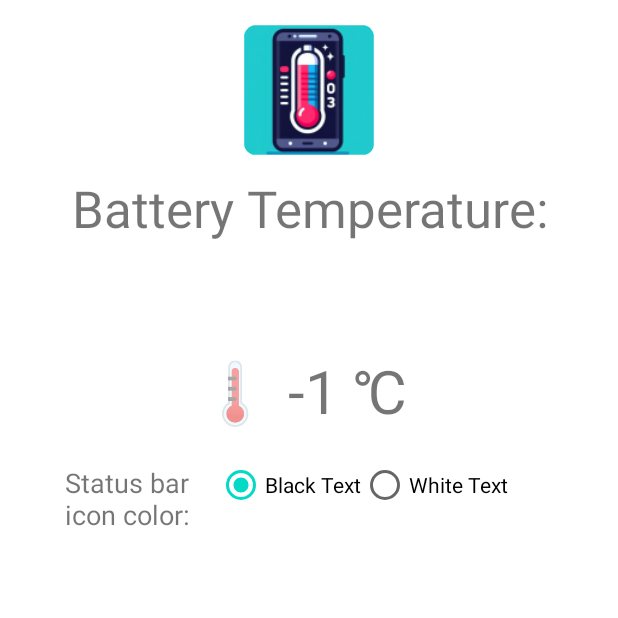
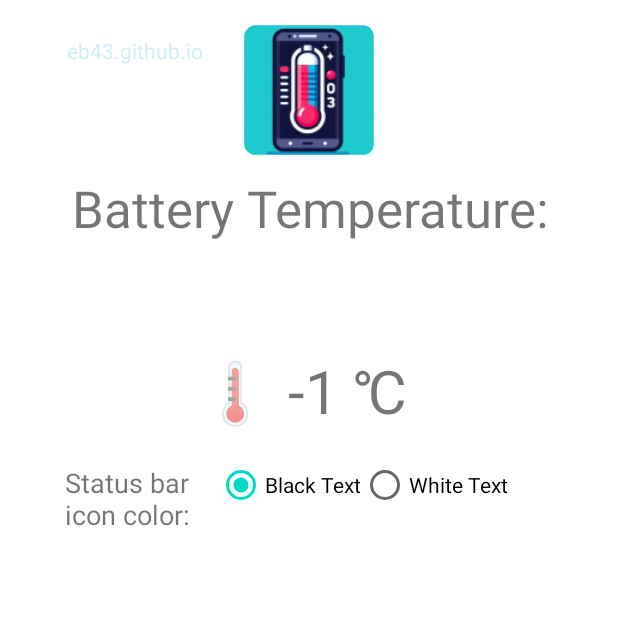
Before and after one commit to Eb43/batterytemperature, an Android app: the screen it shows after launch (MainActivity), on a phone screen of 412 x 824 dp, the top half of it. Run offline under Robolectric (Android 15) with nearby library versions, the phone set to English and light mode, and no system bars.

Commit message:
Add files via upload

```diff
--- a/batterytemperature/app/src/main/res/layout/activity_main.xml
+++ b/batterytemperature/app/src/main/res/layout/activity_main.xml
@@ -7,7 +7,21 @@
     android:layout_centerHorizontal="true"
     android:padding="16dp">
 
-
+    <TextView
+        android:id="@+id/eb43githubio"
+        android:layout_width="wrap_content"
+        android:layout_height="wrap_content"
+        android:layout_marginTop="8dp"
+        android:text="eb43.github.io"
+        android:textAlignment="center"
+        android:textColor="#D4EFF3"
+        android:textSize="14sp"
+        app:layout_constraintEnd_toEndOf="parent"
+        app:layout_constraintHorizontal_bias="0.1"
+        app:layout_constraintLeft_toLeftOf="parent"
+        app:layout_constraintRight_toRightOf="parent"
+        app:layout_constraintStart_toStartOf="parent"
+        app:layout_constraintTop_toTopOf="parent" />
     <!-- RadioGroup for Text Color Selection -->
 
 
```
